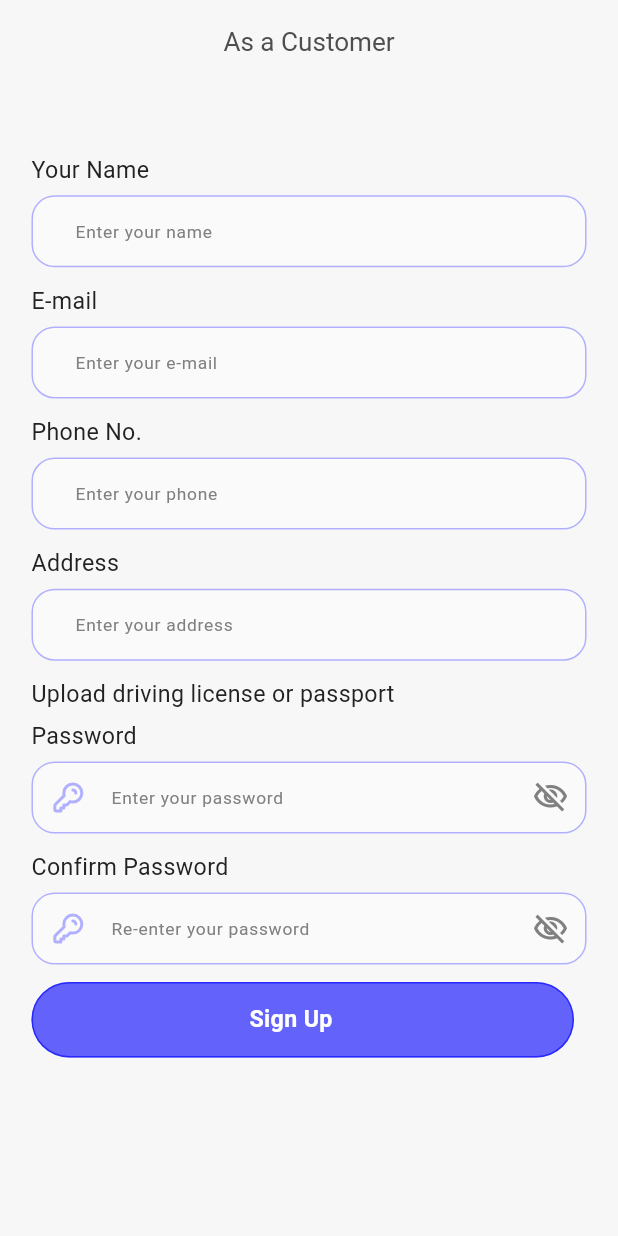
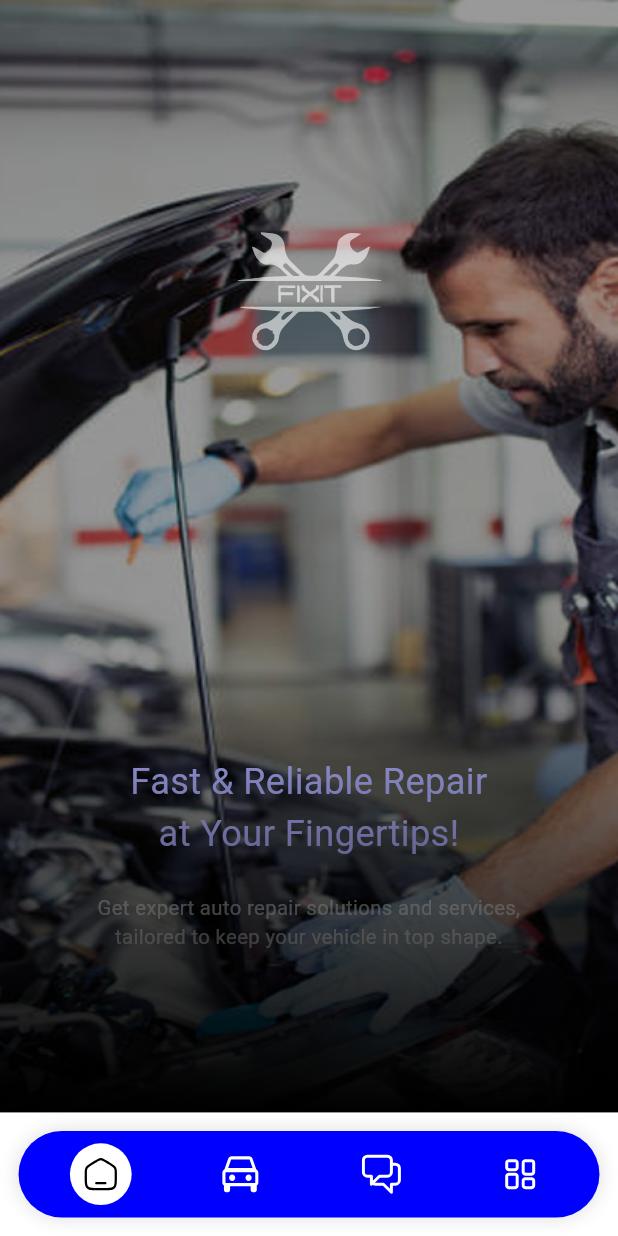
Before and after one commit to bdCalling-Sdt-hub/Auto-revive, a Flutter app: the CustomerSignupScreen screen opened by its route, after a tap on "Sign Up", on a phone screen of 412 x 824 dp. Run offline on Flutter 3.47's test engine with Material 3 defaults, Android fonts, the phone set to English and light mode, and no system bars; our stand-ins replace flutter_screenutil, flutter_svg, go_router, lottie, pin_code_fields, vector_graphics; Roboto replaces fonts that are missing (Nova).

Commit message:
home screen and bottom nav ber done

```diff
--- a/lib/core/config/app_routes/app_routes.dart
+++ b/lib/core/config/app_routes/app_routes.dart
@@ -9,6 +9,7 @@ import 'package:go_router/go_router.dart';
 import '../../../pregentaitions/screens/auth/mechanic_view/personal_screen/personal_information_screen.dart';
 import '../../../pregentaitions/screens/auth/reset_password/reset_password_screen.dart';
 import '../../../pregentaitions/screens/auth/role/role_screen.dart';
+import '../../../pregentaitions/screens/customer/customer_bottom_navbar/customer_bottom_nav_bar.dart';
 import '../../../pregentaitions/screens/onboarding_screen/onboarding_screen.dart';
 
 class AppRoutes {
@@ -21,6 +22,7 @@ class AppRoutes {
   static const String resetPasswordScreen = "/ResetPasswordScreen";
   static const String personalInformationScreen = "/PersonalInformationScreen";
   static const String customerSignupScreen = "/CustomerSignupScreen";
+  static const String customerBottomNavBar = "/CustomerBottomNavBar";
 
   static final GoRouter goRouter = GoRouter(
     initialLocation: splashScreen,
@@ -108,6 +110,16 @@ class AppRoutes {
         path: customerSignupScreen,
         name: customerSignupScreen,
         pageBuilder: (context, state) =>  _customTransitionPage(CustomerSignupScreen(), state),
+      ),
+
+
+
+      ///<<<=============>>> Customer BOTTOM NAV BAR <<<===============>>>
+
+      GoRoute(
+        path: customerBottomNavBar,
+        name: customerBottomNavBar,
+        pageBuilder: (context, state) =>  _customTransitionPage(CustomerBottomNavBar(), state),
       )
     ]
   );
--- a/lib/core/constants/app_colors.dart
+++ b/lib/core/constants/app_colors.dart
@@ -4,7 +4,8 @@ class AppColors{
   static const Color bgColor = Color(0xff111111);
   static const Color bgColorWhite = Color(0xffF7F7F7);
   static const Color borderColor = Color(0xffB0B0FF);
-  static const Color primaryColor = Color(0x990000FF);
+  static const Color primaryColor = Color(0xff0000FF);
+  static const Color primaryColorTransparent = Color(0x990000FF);
   static const Color fontColorFEFEFE = Color(0xffFEFEFE);
   static const Color fontColorFFFFFF = Color(0x90FFFFFF);
   static const Color cardColor272727 = Color(0xff272727);
--- a/lib/global/custom_assets/assets.gen.dart
+++ b/lib/global/custom_assets/assets.gen.dart
@@ -19,18 +19,35 @@ class $AssetsIconsGen {
   /// File path: assets/icons/Logo SVG.svg
   SvgGenImage get logoSVG => const SvgGenImage('assets/icons/Logo SVG.svg');
 
+  /// File path: assets/icons/carIcon.svg
+  SvgGenImage get carIcon => const SvgGenImage('assets/icons/carIcon.svg');
+
+  /// File path: assets/icons/homeIcon.svg
+  SvgGenImage get homeIcon => const SvgGenImage('assets/icons/homeIcon.svg');
+
   /// File path: assets/icons/key.svg
   SvgGenImage get key => const SvgGenImage('assets/icons/key.svg');
 
   /// File path: assets/icons/mail.svg
   SvgGenImage get mail => const SvgGenImage('assets/icons/mail.svg');
 
+  /// File path: assets/icons/message.svg
+  SvgGenImage get message => const SvgGenImage('assets/icons/message.svg');
+
+  /// File path: assets/icons/profile.svg
+  SvgGenImage get profile => const SvgGenImage('assets/icons/profile.svg');
+
   /// List of all assets
-  List<SvgGenImage> get values => [logoSVG, key, mail];
+  List<SvgGenImage> get values =>
+      [logoSVG, carIcon, homeIcon, key, mail, message, profile];
 }
 
 class $AssetsImagesGen {
   const $AssetsImagesGen();
+
+  /// File path: assets/images/customerHomeScreenImage.png
+  AssetGenImage get customerHomeScreenImage =>
+      const AssetGenImage('assets/images/customerHomeScreenImage.png');
 
   /// File path: assets/images/onboardingImage.png
   AssetGenImage get onboardingImage =>
@@ -41,7 +58,8 @@ class $AssetsImagesGen {
       const AssetGenImage('assets/images/splashImage.png');
 
   /// List of all assets
-  List<AssetGenImage> get values => [onboardingImage, splashImage];
+  List<AssetGenImage> get values =>
+      [customerHomeScreenImage, onboardingImage, splashImage];
 }
 
 class $AssetsLottieGen {
--- a/lib/pregentaitions/screens/auth/customer_signup/customer_signup_screen.dart
+++ b/lib/pregentaitions/screens/auth/customer_signup/customer_signup_screen.dart
@@ -1,8 +1,10 @@
+import 'package:autorevive/core/config/app_routes/app_routes.dart';
 import 'package:autorevive/global/custom_assets/assets.gen.dart';
 import 'package:autorevive/pregentaitions/widgets/custom_button.dart';
 import 'package:autorevive/pregentaitions/widgets/custom_text_field.dart';
 import 'package:flutter/material.dart';
 import 'package:flutter_screenutil/flutter_screenutil.dart';
+import 'package:go_router/go_router.dart';
 
 import '../../../widgets/custom_text.dart';
 
@@ -115,7 +117,7 @@ class CustomerSignupScreen extends StatelessWidget {
 
 
             CustomButton(title: "Sign Up", onpress: () {
-
+              context.pushNamed(AppRoutes.customerBottomNavBar);
             },)
           ],
         ),
--- /dev/null
+++ b/lib/pregentaitions/screens/customer/customer_bottom_navbar/customer_bottom_nav_bar.dart
@@ -0,0 +1,97 @@
+import 'package:autorevive/global/custom_assets/assets.gen.dart';
+import 'package:flutter/material.dart';
+import 'package:flutter_screenutil/flutter_screenutil.dart';
+import '../../../../core/constants/app_colors.dart';
+import '../customer_home/customer_home_screen.dart';
+
+class CustomerBottomNavBar extends StatefulWidget {
+  const CustomerBottomNavBar({super.key});
+
+  @override
+  State<CustomerBottomNavBar> createState() => CustomerBottomNavBarState();
+}
+
+class CustomerBottomNavBarState extends State<CustomerBottomNavBar> {
+  final List<Widget> screens = [
+    const CustomerHomeScreen(),
+    const CustomerHomeScreen(),
+    const CustomerHomeScreen(),
+    const CustomerHomeScreen(),
+  ];
+
+  int currentIndex = 0;
+
+  void setCurrentIndex(int index) {
+    setState(() {
+      currentIndex = index;
+    });
+  }
+
+  @override
+  Widget build(BuildContext context) {
+    final sizeH = MediaQuery.sizeOf(context).height;
+
+    return Scaffold(
+      backgroundColor: Colors.transparent,
+      body: screens[currentIndex],
+      bottomNavigationBar: Container(
+        height: sizeH * .07,
+        margin: EdgeInsets.all(sizeH * .015),
+        padding: EdgeInsets.all(sizeH * .01),
+        decoration: BoxDecoration(
+          color: AppColors.primaryColor,
+          borderRadius: BorderRadius.circular(sizeH * .05),
+          boxShadow: [
+            BoxShadow(
+              color: Colors.black12,
+              blurRadius: 10.r,
+              spreadRadius: 1.r,
+            ),
+          ],
+        ),
+        child: Row(
+          mainAxisAlignment: MainAxisAlignment.spaceAround,
+          children: [
+            _buildNavItem(0),
+            _buildNavItem(1),
+            _buildNavItem(2),
+            _buildNavItem(3),
+          ],
+        ),
+      ),
+    );
+  }
+
+  Widget _buildNavItem(int index) {
+    final sizeH = MediaQuery.sizeOf(context).height;
+    bool isSelected = index == currentIndex;
+
+    return GestureDetector(
+      onTap: () {
+        setState(() {
+          currentIndex = index;
+        });
+      },
+      child: AnimatedContainer(
+        duration: const Duration(milliseconds: 200),
+        padding: EdgeInsets.symmetric(horizontal: 20.w),
+        height: sizeH * .06,
+        decoration: BoxDecoration(
+            color: isSelected ? Colors.white : Colors.transparent,
+            shape: BoxShape.circle),
+        child:  Padding(padding: EdgeInsets.all(6.r),
+        child: index == 0
+            ? Assets.icons.homeIcon
+            .svg(color: isSelected ? Colors.black : Colors.white)
+            : index == 1
+            ? Assets.icons.carIcon
+            .svg(color: isSelected ? Colors.black : Colors.white)
+            : index == 2
+            ? Assets.icons.message
+            .svg(color: isSelected ? Colors.black : Colors.white)
+            : Assets.icons.profile.svg(color: isSelected ? Colors.black : Colors.white),
+        )
+      ),
+    );
+  }
+}
--- /dev/null
+++ b/lib/pregentaitions/screens/customer/customer_home/customer_home_screen.dart
@@ -0,0 +1,75 @@
+import 'package:flutter/material.dart';
+import 'package:flutter_screenutil/flutter_screenutil.dart';
+
+import '../../../../core/constants/app_colors.dart';
+import '../../../../global/custom_assets/assets.gen.dart';
+import '../../../widgets/custom_button.dart';
+import '../../../widgets/custom_text.dart';
+
+class CustomerHomeScreen extends StatelessWidget {
+  const CustomerHomeScreen({super.key});
+
+  @override
+  Widget build(BuildContext context) {
+    return Scaffold(
+      body: Stack(
+        children: [
+          Assets.images.customerHomeScreenImage.image(
+              fit: BoxFit.fill,
+              width: double.infinity,
+              height: double.infinity,
+              color: Colors.black.withOpacity(0.4),
+              colorBlendMode: BlendMode.darken),
+          Center(
+            child: Column(
+              children: [
+                SizedBox(height: 108.h),
+                Assets.icons.logoSVG.svg(color: Colors.white),
+                SizedBox(height: 226.h),
+                CustomText(
+                    text: "Fast & Reliable Repair \nat Your Fingertips!",
+                    fontsize: 25.h,
+                    bottom: 24.h,
+                    color: const Color(0xffB0B0FF)),
+                CustomText(
+                    text:
+                    "Get expert auto repair solutions and services, \ntailored to keep your vehicle in top shape.",
+                    maxline: 2,
+                    bottom: 48.h,
+                    color: AppColors.fontColorFFFFFF),
+
+
+              ],
+            ),
+          ),
+
+
+
+
+
+
+
+          // Bottom elevation
+          Positioned(
+            bottom: 0,
+            left: 0,
+            right: 0,
+            child: Container(
+              height: 300,
+              decoration: const BoxDecoration(
+                gradient: LinearGradient(
+                  begin: Alignment.bottomCenter,
+                  end: Alignment.topCenter,
+                  colors: [
+                    Colors.black,
+                    Colors.transparent,
+                  ],
+                ),
+              ),
+            ),
+          ),
+        ],
+      ),
+    );
+  }
+}
--- a/lib/pregentaitions/screens/onboarding_screen/onboarding_screen.dart
+++ b/lib/pregentaitions/screens/onboarding_screen/onboarding_screen.dart
@@ -43,7 +43,9 @@ class OnboardingScreen extends StatelessWidget {
 
 
 
-              CustomButton(title: "Start Your Journey !", onpress: (){
+              CustomButton(
+                  color: AppColors.primaryColorTransparent,
+                  title: "Start Your Journey !", onpress: (){
                 context.goNamed(AppRoutes.logInScreen);
               })
             ],
```
Also changed, not shown: assets/icons/carIcon.svg (added), assets/icons/homeIcon.svg (added), assets/icons/message.svg (added), assets/icons/profile.svg (added), assets/images/customerHomeScreenImage.png (added).
